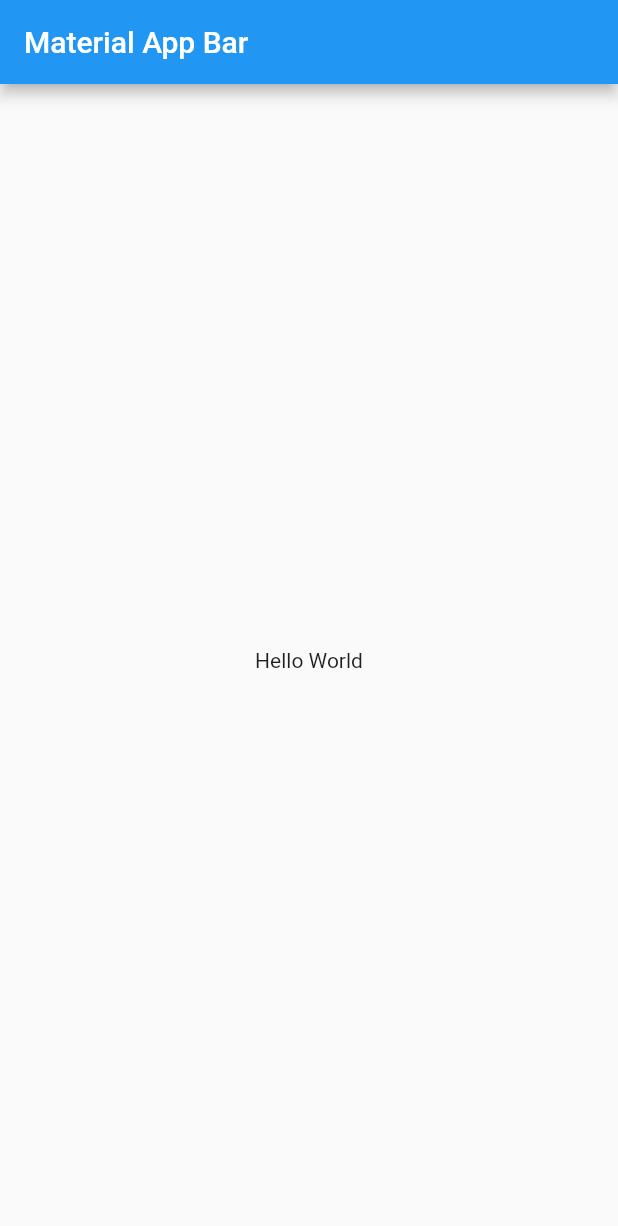
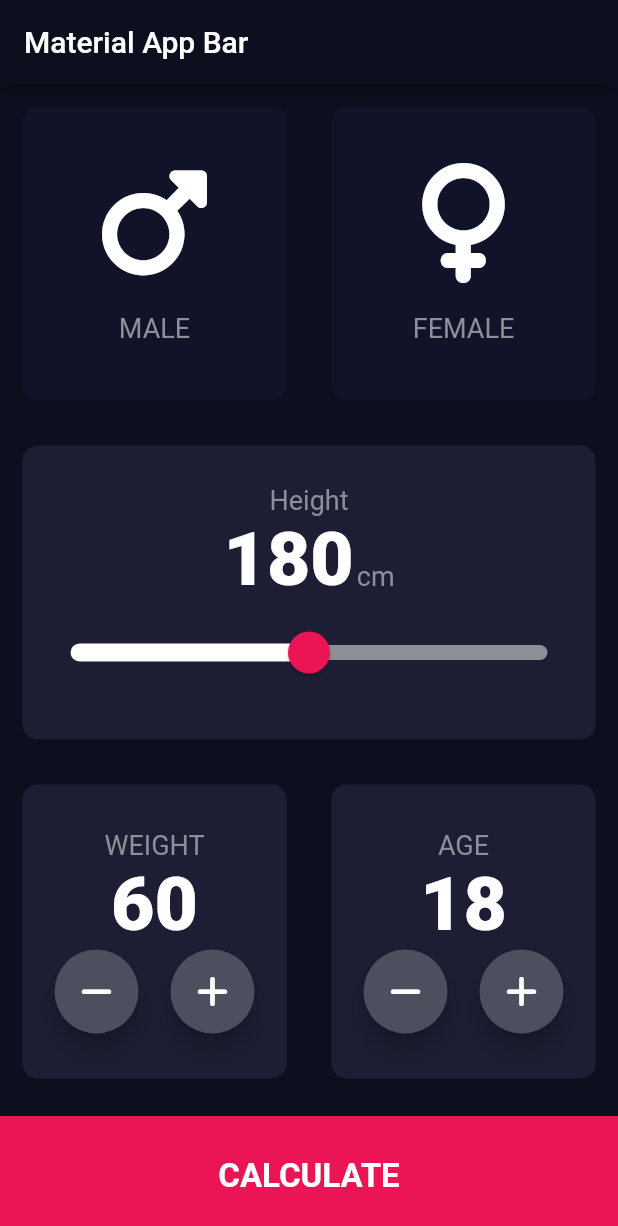
Before and after one commit to saquibhayat26/bmi_calculator, a Flutter app: the screen it shows after launch, on a phone screen of 412 x 824 dp. Shown: the top 1226 px of the screen. Run offline on Flutter 3.47's test engine with Material 2 defaults, Android fonts, the phone set to English and light mode, and no system bars; our stand-ins replace font_awesome_flutter.

Commit message:
"Home Page UI added with functionality"

```diff
--- /dev/null
+++ b/constant/color.dart
@@ -0,0 +1,3 @@
+import 'package:flutter/material.dart';
+
+const primary = Colors.purple;
--- /dev/null
+++ b/lib/components/rounded_buttons.dart
@@ -0,0 +1,26 @@
+import 'package:flutter/material.dart';
+
+/* ROUNDED BUTTONS CLASS */
+class RoundedButton extends StatelessWidget {
+  const RoundedButton(
+      {super.key, required this.icon, required this.handlePress});
+
+  final IconData icon;
+  final Function handlePress;
+  @override
+  Widget build(BuildContext context) {
+    return RawMaterialButton(
+      onPressed: () {
+        handlePress();
+      },
+      shape: const CircleBorder(),
+      elevation: 6,
+      fillColor: const Color(0xff4c4f5e),
+      constraints: const BoxConstraints(minWidth: 56.0, minHeight: 56.0),
+      child: Icon(
+        icon,
+        color: Colors.white,
+      ),
+    );
+  }
+}
--- /dev/null
+++ b/lib/constants.dart
@@ -0,0 +1,19 @@
+import 'package:flutter/material.dart';
+
+const double kBottomContainerHeight = 80;
+const kActiveCardColor = Color(0xff1d1e33);
+// ignore: constant_identifier_names
+const kInActiveCardColor = Color(0xff111328);
+const kBottomContainerColor = Color(0xffeb1555);
+
+// ignore: constant_identifier_names
+const double kIconsSize = 80;
+// ignore: constant_identifier_names
+const double kBoxHeight = 20;
+// ignore: constant_identifier_names
+const kLabelTextStyle = TextStyle(fontSize: 18, color: Color(0xff8d8e98));
+
+const kNumberTextStyle = TextStyle(fontSize: 50, fontWeight: FontWeight.w900);
+
+const kMinHeight = 120;
+const kMaxHeight = 240;
--- /dev/null
+++ b/lib/icon_content.dart
@@ -0,0 +1,33 @@
+import 'package:flutter/material.dart';
+
+import 'constants.dart';
+
+/* CREATING A REUSABLE CLASS FOR CHILD IN ICONS CAONTAINER */
+class ReusbaleIconsWidget extends StatelessWidget {
+  const ReusbaleIconsWidget(
+      {super.key, required this.icon, required this.label});
+
+  final IconData icon;
+  final String label;
+
+  @override
+  Widget build(BuildContext context) {
+    return Column(
+      mainAxisAlignment: MainAxisAlignment.center,
+      children: [
+        Icon(
+          icon,
+          size: kIconsSize, //Icon Size
+          color: Colors.white, //Color Of Icon
+        ),
+        const SizedBox(
+          height: kBoxHeight,
+        ),
+        Text(
+          label.toUpperCase(),
+          style: kLabelTextStyle,
+        )
+      ],
+    );
+  }
+}
--- /dev/null
+++ b/lib/input_page.dart
@@ -0,0 +1,267 @@
+import 'package:flutter/material.dart';
+import 'package:font_awesome_flutter/font_awesome_flutter.dart';
+import 'components/rounded_buttons.dart';
+import 'constants.dart';
+import 'icon_content.dart';
+import 'reusable_card.dart';
+
+enum Gender { male, female }
+
+class InputPage extends StatefulWidget {
+  const InputPage({super.key});
+
+  @override
+  State<InputPage> createState() => _InputPageState();
+}
+
+class _InputPageState extends State<InputPage> {
+  // ignore: prefer_typing_uninitialized_variables
+  var selectedGender;
+  int _height = 180;
+  int _weight = 60;
+  int _age = 18;
+
+  void handleIncreaseWeight() {
+    setState(() {
+      _weight++;
+    });
+  }
+
+  void handleDeacreaseWeight() {
+    setState(() {
+      _weight--;
+    });
+  }
+
+  void handleIncreaseAge() {
+    setState(() {
+      _age++;
+    });
+  }
+
+  void handleDeacreaseAge() {
+    setState(() {
+      _age--;
+    });
+  }
+
+  void handleNavigate() {
+    print("1234");
+    Navigator.pushNamed(context, "/result");
+  }
+
+  @override
+  Widget build(BuildContext context) {
+    return Scaffold(
+      appBar: AppBar(
+        title: const Text('Material App Bar'),
+      ),
+      body: Column(
+        children: [
+          Expanded(
+            child: Row(
+              // ignore: prefer_const_literals_to_create_immutables
+              children: [
+                Expanded(
+                  child: ReusableCard(
+                    /* PROPERTY 1 OF REUSABLE CARD CLASS */
+                    handlePress: () {
+                      setState(() {
+                        selectedGender = Gender.male;
+                      });
+                    },
+                    /* PROPERTY 2 REUSABLE CARD CLASS*/
+                    cardColor: selectedGender == Gender.male
+                        ? kActiveCardColor
+                        : kInActiveCardColor,
+                    /* PROPERTY 3 REUSABLE CARD CLASS*/
+                    cardChild: const ReusbaleIconsWidget(
+                      icon: FontAwesomeIcons.mars,
+                      label: "male",
+                    ),
+                  ),
+                ),
+                Expanded(
+                  child: ReusableCard(
+                    /* PROPERTY 1 OF REUSABLE CARD CLASS */
+                    handlePress: () {
+                      setState(() {
+                        selectedGender = Gender.female;
+                      });
+                    },
+                    /* PROPERTY 1 OF REUSABLE CARD CLASS */
+                    cardColor: selectedGender == Gender.female
+                        ? kActiveCardColor
+                        : kInActiveCardColor,
+                    /* PROPERTY 1 OF REUSABLE CARD CLASS */
+                    cardChild: const ReusbaleIconsWidget(
+                      icon: FontAwesomeIcons.venus,
+                      label: "female",
+                    ),
+                  ),
+                ),
+              ],
+            ),
+          ),
+          Expanded(
+            child: SizedBox(
+              width: double.infinity,
+              child: ReusableCard(
+                handlePress: () {},
+                cardColor: kActiveCardColor,
+                cardChild: Column(
+                  mainAxisAlignment: MainAxisAlignment.center,
+                  children: [
+                    const Text(
+                      "Height",
+                      style: kLabelTextStyle,
+                    ),
+                    Row(
+                      mainAxisAlignment: MainAxisAlignment.center,
+                      crossAxisAlignment: CrossAxisAlignment.baseline,
+                      textBaseline: TextBaseline.alphabetic,
+                      children: [
+                        Text(
+                          _height.toString(),
+                          style: kNumberTextStyle,
+                        ),
+                        const SizedBox(width: 2),
+                        const Text(
+                          "cm",
+                          style: kLabelTextStyle,
+                        ),
+                      ],
+                    ),
+                    SliderTheme(
+                      data: SliderTheme.of(context).copyWith(
+                        trackHeight: 10.0,
+                        trackShape: const RoundedRectSliderTrackShape(),
+                        activeTrackColor: Colors.purple.shade800,
+                        inactiveTrackColor: Colors.purple.shade100,
+                        thumbShape: const RoundSliderThumbShape(
+                          enabledThumbRadius: 14.0,
+                          pressedElevation: 8.0,
+                        ),
+                        thumbColor: Colors.pinkAccent,
+                        overlayColor: Colors.pink.withOpacity(0.2),
+                        overlayShape:
+                            const RoundSliderOverlayShape(overlayRadius: 32.0),
+                        tickMarkShape: const RoundSliderTickMarkShape(),
+                        activeTickMarkColor: Colors.pinkAccent,
+                        inactiveTickMarkColor: Colors.white,
+                        valueIndicatorShape:
+                            const PaddleSliderValueIndicatorShape(),
+                        valueIndicatorColor: Colors.black,
+                        valueIndicatorTextStyle: const TextStyle(
+                          color: Colors.white,
+                          fontSize: 20.0,
+                        ),
+                      ),
+                      child: Slider(
+                        value: _height.toDouble(),
+                        min: kMinHeight.toDouble(),
+                        max: kMaxHeight.toDouble(),
+                        onChanged: (double newValue) {
+                          setState(() {
+                            _height = newValue.round();
+                          });
+                        },
+                        thumbColor: kBottomContainerColor,
+                        activeColor: Colors.white,
+                        inactiveColor: const Color(0xff8d8e98),
+                      ),
+                    ),
+                  ],
+                ),
+              ),
+            ),
+          ),
+          Expanded(
+            child: Row(
+              // ignore: prefer_const_literals_to_create_immutables
+              children: [
+                Expanded(
+                  child: ReusableCard(
+                    handlePress: () {},
+                    cardColor: kActiveCardColor,
+                    cardChild: Column(
+                      mainAxisAlignment: MainAxisAlignment.center,
+                      children: [
+                        const Text(
+                          "WEIGHT",
+                          style: kLabelTextStyle,
+                        ),
+                        Text(
+                          _weight.toString(),
+                          style: kNumberTextStyle,
+                        ),
+                        Row(
+                          mainAxisAlignment: MainAxisAlignment.spaceEvenly,
+                          children: [
+                            RoundedButton(
+                                icon: FontAwesomeIcons.minus,
+                                handlePress: handleDeacreaseWeight),
+                            RoundedButton(
+                                icon: FontAwesomeIcons.plus,
+                                handlePress: handleIncreaseWeight),
+                          ],
+                        ),
+                      ],
+                    ),
+                  ),
+                ),
+                Expanded(
+                  child: ReusableCard(
+                    handlePress: () {},
+                    cardColor: kActiveCardColor,
+                    cardChild: Column(
+                      mainAxisAlignment: MainAxisAlignment.center,
+                      children: [
+                        const Text(
+                          "AGE",
+                          style: kLabelTextStyle,
+                        ),
+                        Text(
+                          _age.toString(),
+                          style: kNumberTextStyle,
+                        ),
+                        Row(
+                          mainAxisAlignment: MainAxisAlignment.spaceEvenly,
+                          children: [
+                            RoundedButton(
+                              icon: FontAwesomeIcons.minus,
+                              handlePress: handleDeacreaseAge,
+                            ),
+                            RoundedButton(
+                                icon: FontAwesomeIcons.plus,
+                                handlePress: handleIncreaseAge),
+                          ],
+                        ),
+                      ],
+                    ),
+                  ),
+                ),
+              ],
+            ),
+          ),
+          GestureDetector(
+            onTap: () {
+              handleNavigate;
+            },
+            child: Container(
+              color: kBottomContainerColor,
+              margin: const EdgeInsets.only(top: 10),
+              height: kBottomContainerHeight,
+              width: double.infinity,
+              child: const Center(
+                  child: Text(
+                "CALCULATE",
+                style: TextStyle(fontSize: 22, fontWeight: FontWeight.w600),
+              )),
+            ),
+          ),
+        ],
+      ),
+    );
+  }
+}
--- a/lib/main.dart
+++ b/lib/main.dart
@@ -1,4 +1,7 @@
+import 'package:bmi_calculator/input_page.dart';
+import 'package:bmi_calculator/pages/results_page.dart';
 import 'package:flutter/material.dart';
+// import 'input_page.dart'
 
 void main() => runApp(const MyApp());
 
@@ -8,15 +11,20 @@ class MyApp extends StatelessWidget {
   @override
   Widget build(BuildContext context) {
     return MaterialApp(
-      title: 'Material App',
-      home: Scaffold(
-        appBar: AppBar(
-          title: const Text('Material App Bar'),
+      theme: ThemeData(
+        colorScheme: ColorScheme.fromSwatch().copyWith(
+          primary: const Color(0xff0c0f1e),
         ),
-        body: const Center(
-          child: Text('Hello World'),
+        scaffoldBackgroundColor: const Color(0xFF0c0f1e),
+        textTheme: const TextTheme(
+          bodyText2: TextStyle(color: Colors.white),
         ),
       ),
+      title: 'Material App',
+      home: const InputPage(),
+      routes: {
+        "/result": (context) => const ResultsPage(),
+      },
     );
   }
 }
--- /dev/null
+++ b/lib/pages/results_page.dart
@@ -0,0 +1,19 @@
+import 'package:flutter/material.dart';
+
+class ResultsPage extends StatelessWidget {
+  const ResultsPage({super.key});
+
+  @override
+  Widget build(BuildContext context) {
+    return Scaffold(
+      appBar: AppBar(
+        title: const Text("BMI CALCULATOR"),
+      ),
+      body: Column(
+        children: const [
+          Text("I AM from Result"),
+        ],
+      ),
+    );
+  }
+}
--- /dev/null
+++ b/lib/reusable_card.dart
@@ -0,0 +1,34 @@
+import 'package:flutter/material.dart';
+
+/* CREATING OWN CUSTOM CONTAINER CLASS NAMED AS REUSABLE CARD CLASS */
+class ReusableCard extends StatelessWidget {
+  /* CONSTRUCTOR WITH REQUIRED KEYWORD IN cardColor */
+  const ReusableCard(
+      {super.key,
+      required this.cardColor,
+      required this.cardChild,
+      required this.handlePress});
+
+  /* INSTANCE VARIABLE = FIELD = PROPERTY ===> ALL MEANS THE SAME THING*/
+  /* INSTANTIATING cardColor AS Color */
+  final Color cardColor;
+  final Widget cardChild;
+  final Function handlePress;
+
+  @override
+  Widget build(BuildContext context) {
+    return GestureDetector(
+      onTap: () {
+        handlePress();
+      },
+      child: Container(
+        margin: const EdgeInsets.all(15),
+        decoration: BoxDecoration(
+          borderRadius: BorderRadius.circular(10),
+          color: cardColor,
+        ),
+        child: cardChild,
+      ),
+    );
+  }
+}
```
